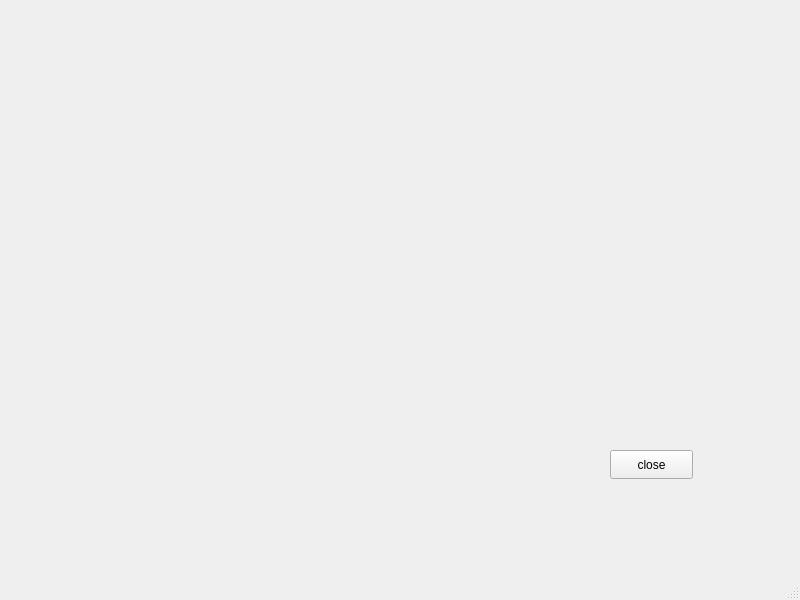
MasihBa/virtual, file client/history.ui: the form before one commit.
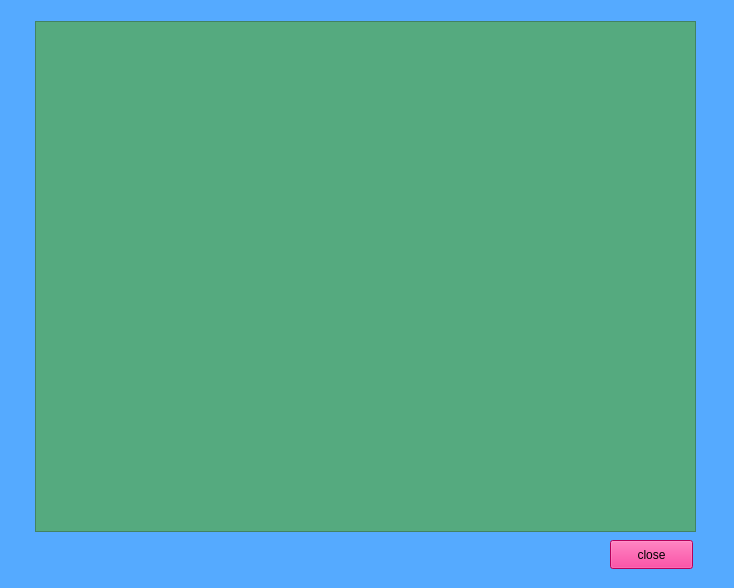
The form after the commit.

Diff of the .ui file:
```diff
--- a/client/history.ui
+++ b/client/history.ui
@@ -6,39 +6,47 @@
    <rect>
     <x>0</x>
     <y>0</y>
-    <width>800</width>
-    <height>600</height>
+    <width>734</width>
+    <height>588</height>
    </rect>
   </property>
   <property name="windowTitle">
    <string>MainWindow</string>
   </property>
+  <property name="styleSheet">
+   <string notr="true">background-color: rgb(85, 170, 255);</string>
+  </property>
   <widget class="QWidget" name="centralwidget">
    <widget class="QPushButton" name="closeButton">
     <property name="geometry">
      <rect>
       <x>610</x>
-      <y>450</y>
+      <y>540</y>
       <width>83</width>
       <height>29</height>
      </rect>
     </property>
+    <property name="styleSheet">
+     <string notr="true">background-color: rgb(255, 0, 127);</string>
+    </property>
     <property name="text">
      <string>close</string>
     </property>
    </widget>
-  </widget>
-  <widget class="QMenuBar" name="menubar">
+   <widget class="QTableWidget" name="historyTable">
    <property name="geometry">
     <rect>
-     <x>0</x>
-     <y>0</y>
-     <width>800</width>
-     <height>25</height>
-    </rect>
-   </property>
-  </widget>
-  <widget class="QStatusBar" name="statusbar"/>
+      <x>35</x>
+      <y>21</y>
+      <width>661</width>
+      <height>511</height>
+     </rect>
+    </property>
+    <property name="styleSheet">
+     <string notr="true">background-color: rgb(85, 170, 127);</string>
+    </property>
+   </widget>
+  </widget>
  </widget>
  <resources/>
  <connections/>
```
Lines whose indentation alone changed are shown as unchanged.
